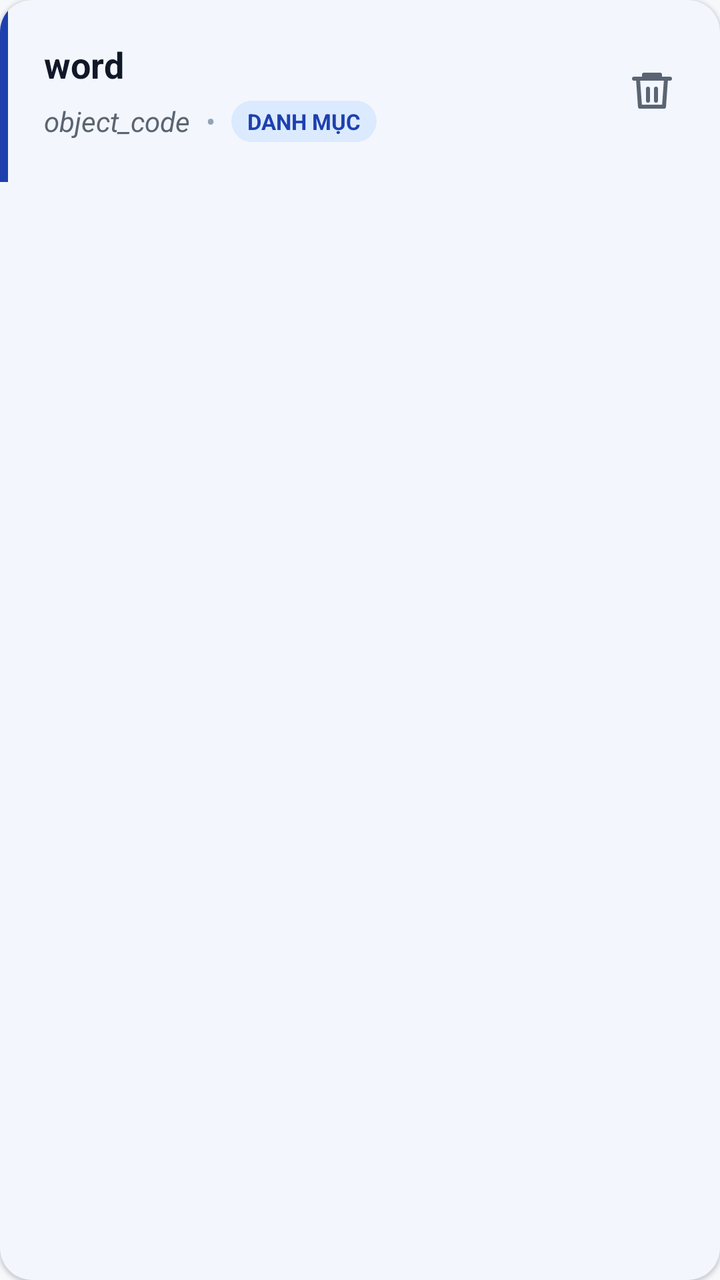
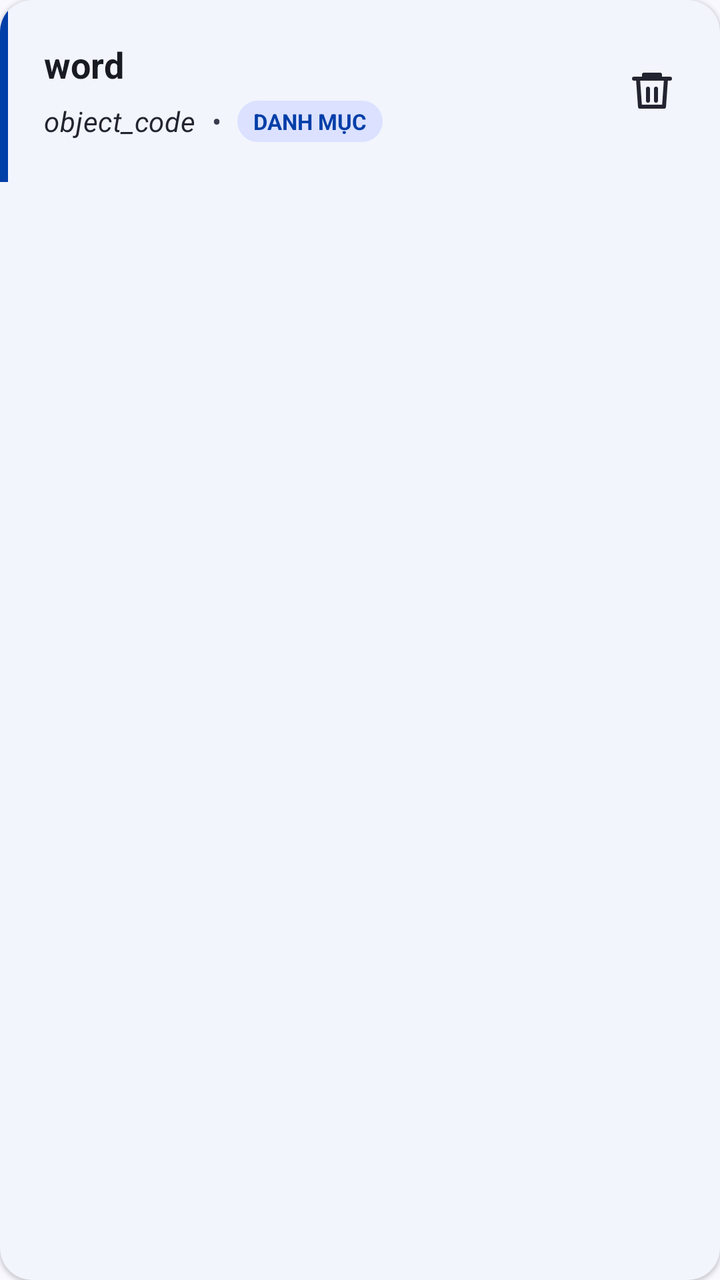

The first picture is an Android layout as it rendered before a commit; the second is the same layout after the commit. The layout source and the unified diff follow.
<!-- AndroidManifest.xml: application theme Theme.ObjectLanguage -->
<!-- res/layout/item_collection_word.xml -->
<?xml version="1.0" encoding="utf-8"?>
<com.google.android.material.card.MaterialCardView xmlns:android="http://schemas.android.com/apk/res/android"
    xmlns:app="http://schemas.android.com/apk/res-auto"
    android:layout_width="match_parent"
    android:layout_height="wrap_content"
    android:layout_marginBottom="10dp"
    app:cardBackgroundColor="@color/surface"
    app:cardCornerRadius="16dp"
    app:cardElevation="1dp"
    app:strokeWidth="0dp">

    <LinearLayout
        android:layout_width="match_parent"
        android:layout_height="wrap_content"
        android:gravity="center_vertical"
        android:orientation="horizontal">

        <View
            android:layout_width="4dp"
            android:layout_height="match_parent"
            android:background="@color/primary_dark" />

        <LinearLayout
            android:layout_width="0dp"
            android:layout_height="wrap_content"
            android:layout_weight="1"
            android:orientation="vertical"
            android:paddingStart="18dp"
            android:paddingTop="20dp"
            android:paddingEnd="8dp"
            android:paddingBottom="20dp">

            <TextView
                android:id="@+id/tvWord"
                android:layout_width="match_parent"
                android:layout_height="wrap_content"
                android:ellipsize="end"
                android:maxLines="1"
                android:text="word"
                android:textColor="@color/text_primary"
                android:textSize="18sp"
                android:textStyle="bold" />

            <LinearLayout
                android:layout_width="match_parent"
                android:layout_height="wrap_content"
                android:layout_marginTop="6dp"
                android:gravity="center_vertical"
                android:orientation="horizontal">

                <TextView
                    android:id="@+id/tvDefinition"
                    android:layout_width="wrap_content"
                    android:layout_height="wrap_content"
                    android:ellipsize="end"
                    android:maxLines="1"
                    android:text="object_code"
                    android:textColor="@color/text_secondary"
                    android:textSize="14sp"
                    android:textStyle="italic" />

                <TextView
                    android:layout_width="wrap_content"
                    android:layout_height="wrap_content"
                    android:layout_marginStart="8dp"
                    android:layout_marginEnd="8dp"
                    android:text="•"
                    android:textColor="@color/text_muted"
                    android:textSize="14sp" />

                <TextView
                    android:id="@+id/tvCategory"
                    android:layout_width="wrap_content"
                    android:layout_height="wrap_content"
                    android:background="@drawable/bg_collection_category_pill"
                    android:ellipsize="end"
                    android:maxLines="1"
                    android:text="DANH MỤC"
                    android:textColor="@color/primary_dark"
                    android:textSize="11sp"
                    android:textStyle="bold" />

            </LinearLayout>

        </LinearLayout>

        <ImageButton
            android:id="@+id/btnRemove"
            android:layout_width="48dp"
            android:layout_height="48dp"
            android:layout_marginEnd="10dp"
            android:background="?attr/selectableItemBackgroundBorderless"
            android:contentDescription="@string/btn_delete"
            android:src="@drawable/ic_delete"
            app:tint="@color/text_secondary" />

    </LinearLayout>

</com.google.android.material.card.MaterialCardView>
<!-- resources referenced by this layout -->
<resources>
  <color name="primary_dark">#1E40AF</color>
  <color name="surface">#FFFFFF</color>
  <color name="text_muted">#94A3B8</color>
  <color name="text_primary">#111827</color>
  <color name="text_secondary">#5B6472</color>
  <!-- drawable bg_collection_category_pill (drawable) -->
  <?xml version="1.0" encoding="utf-8"?>
  <shape xmlns:android="http://schemas.android.com/apk/res/android"
      android:shape="rectangle">
      <solid android:color="@color/primary_light" />
      <corners android:radius="999dp" />
      <padding
          android:left="8dp"
          android:top="3dp"
          android:right="8dp"
          android:bottom="3dp" />
  </shape>
  <string name="btn_delete">Xóa</string>
  <style name="Theme.ObjectLanguage" parent="Theme.Material3.Light.NoActionBar">
          <item name="colorPrimary">@color/primary</item>
          <item name="colorPrimaryVariant">@color/primary_dark</item>
          <item name="colorOnPrimary">@color/text_on_primary</item>
          <item name="colorSecondary">@color/secondary</item>
          <item name="colorOnSecondary">@color/text_on_primary</item>
          <item name="android:colorBackground">@color/background</item>
          <item name="android:windowBackground">@color/background</item>
          <item name="colorSurface">@color/surface</item>
          <item name="android:statusBarColor">@color/background</item>
          <item name="android:windowLightStatusBar">true</item>
          <item name="android:navigationBarColor">@color/surface</item>
          <item name="android:windowLightNavigationBar" tools:targetApi="o_mr1">true</item>
          
          <item name="cardViewStyle">@style/Widget.App.CardView</item>
          <item name="bottomNavigationStyle">@style/Widget.App.BottomNav</item>
      </style>
  <color name="primary_light">#DBEAFE</color>
  <color name="primary">#2563EB</color>
  <color name="text_on_primary">#FFFFFF</color>
  <color name="secondary">#16A34A</color>
  <color name="background">#F6F8FB</color>
  <style name="Widget.App.CardView" parent="Widget.Material3.CardView.Elevated">
          <item name="cardBackgroundColor">@color/surface</item>
          <item name="cardCornerRadius">14dp</item>
          <item name="cardElevation">0dp</item>
          <item name="strokeWidth">0dp</item>
      </style>
  <style name="Widget.App.BottomNav" parent="Widget.Material3.BottomNavigationView">
          <item name="backgroundTint">@color/bottom_nav_bg</item>
          <item name="itemIconTint">@color/bottom_nav_color</item>
          <item name="itemTextColor">@color/bottom_nav_color</item>
          <item name="itemActiveIndicatorStyle">@style/Widget.App.BottomNav.ActiveIndicator</item>
          <item name="labelVisibilityMode">labeled</item>
          <item name="itemRippleColor">@color/primary_light</item>
      </style>
  <color name="bottom_nav_bg">#FFFFFF</color>
  <style name="Widget.App.BottomNav.ActiveIndicator" parent="Widget.Material3.BottomNavigationView.ActiveIndicator">
          <item name="android:color">@color/surface_variant</item>
          <item name="shapeAppearance">@style/ShapeAppearance.App.SmallComponent</item>
      </style>
  <color name="surface_variant">#EAF0F7</color>
  <style name="ShapeAppearance.App.SmallComponent" parent="ShapeAppearance.Material3.SmallComponent">
          <item name="cornerSize">14dp</item>
      </style>
  <!-- unchanged entries left out for length: 1 -->
</resources>

<!-- the commit's change to res/layout/item_collection_word.xml (unified diff, before → after) -->
@@ -55,8 +55,7 @@
                     android:ellipsize="end"
                     android:maxLines="1"
                     android:text="object_code"
-                    android:textColor="@color/text_secondary"
-                    android:textSize="14sp"
+                    android:textAppearance="@style/TextAppearance.App.BodyMedium"
                     android:textStyle="italic" />
 
                 <TextView
<!-- resource entries referenced after the edit -->
@@ -1,10 +1,10 @@
 <!-- resources referenced by this layout -->
 <resources>
-  <color name="primary_dark">#1E40AF</color>
+  <color name="primary_dark">#003EA8</color>
   <color name="surface">#FFFFFF</color>
-  <color name="text_muted">#94A3B8</color>
-  <color name="text_primary">#111827</color>
-  <color name="text_secondary">#5B6472</color>
+  <color name="text_muted">#3A3C4E</color>
+  <color name="text_primary">#191B23</color>
+  <color name="text_secondary">#22242F</color>
   <!-- drawable bg_collection_category_pill (drawable) -->
   <?xml version="1.0" encoding="utf-8"?>
   <shape xmlns:android="http://schemas.android.com/apk/res/android"
@@ -18,11 +18,19 @@
           android:bottom="3dp" />
   </shape>
   <string name="btn_delete">Xóa</string>
+  <style name="TextAppearance.App.BodyMedium" parent="TextAppearance.Material3.BodyMedium">
+          <item name="android:textColor">@color/text_secondary</item>
+          <item name="android:textSize">14sp</item>
+          <item name="android:lineHeight">20sp</item>
+      </style>
   <style name="Theme.ObjectLanguage" parent="Theme.Material3.Light.NoActionBar">
+          
           <item name="colorPrimary">@color/primary</item>
           <item name="colorPrimaryVariant">@color/primary_dark</item>
           <item name="colorOnPrimary">@color/text_on_primary</item>
+          
           <item name="colorSecondary">@color/secondary</item>
+          <item name="colorTertiary">@color/violet</item>
           <item name="colorOnSecondary">@color/text_on_primary</item>
           <item name="android:colorBackground">@color/background</item>
           <item name="android:windowBackground">@color/background</item>
@@ -31,15 +39,16 @@
           <item name="android:windowLightStatusBar">true</item>
           <item name="android:navigationBarColor">@color/surface</item>
           <item name="android:windowLightNavigationBar" tools:targetApi="o_mr1">true</item>
-          
+  
           <item name="cardViewStyle">@style/Widget.App.CardView</item>
           <item name="bottomNavigationStyle">@style/Widget.App.BottomNav</item>
       </style>
-  <color name="primary_light">#DBEAFE</color>
-  <color name="primary">#2563EB</color>
+  <color name="primary_light">#DBE1FF</color>
+  <color name="primary">#004AC6</color>
   <color name="text_on_primary">#FFFFFF</color>
-  <color name="secondary">#16A34A</color>
-  <color name="background">#F6F8FB</color>
+  <color name="secondary">#FD933D</color>
+  <color name="violet">#7C3AED</color>
+  <color name="background">#FAF8FF</color>
   <style name="Widget.App.CardView" parent="Widget.Material3.CardView.Elevated">
           <item name="cardBackgroundColor">@color/surface</item>
           <item name="cardCornerRadius">14dp</item>
@@ -59,7 +68,7 @@
           <item name="android:color">@color/surface_variant</item>
           <item name="shapeAppearance">@style/ShapeAppearance.App.SmallComponent</item>
       </style>
-  <color name="surface_variant">#EAF0F7</color>
+  <color name="surface_variant">#E1E2ED</color>
   <style name="ShapeAppearance.App.SmallComponent" parent="ShapeAppearance.Material3.SmallComponent">
           <item name="cornerSize">14dp</item>
       </style>
